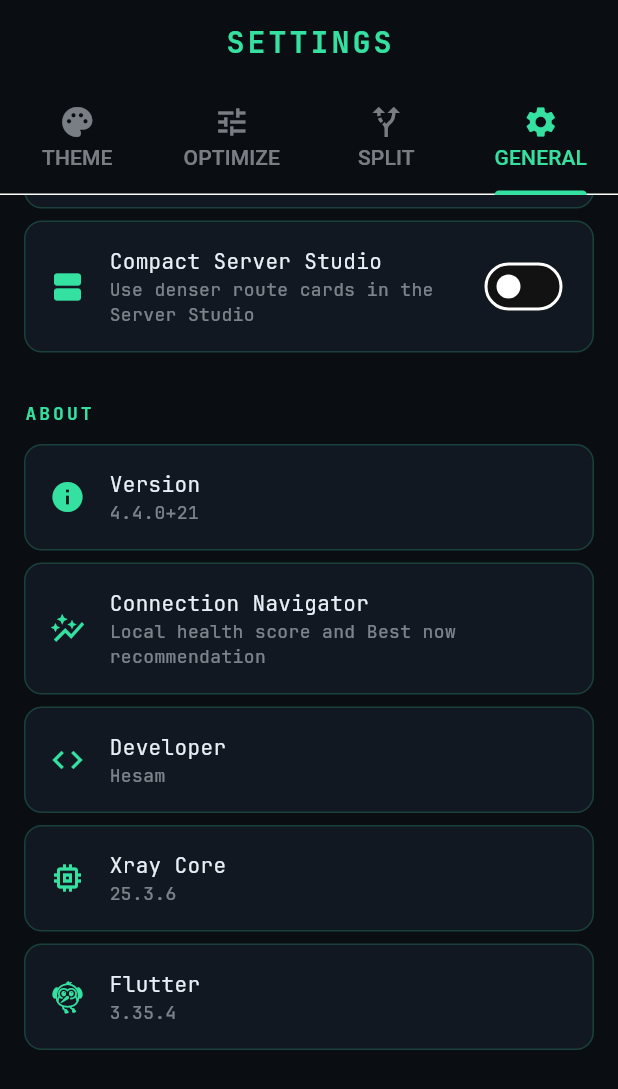
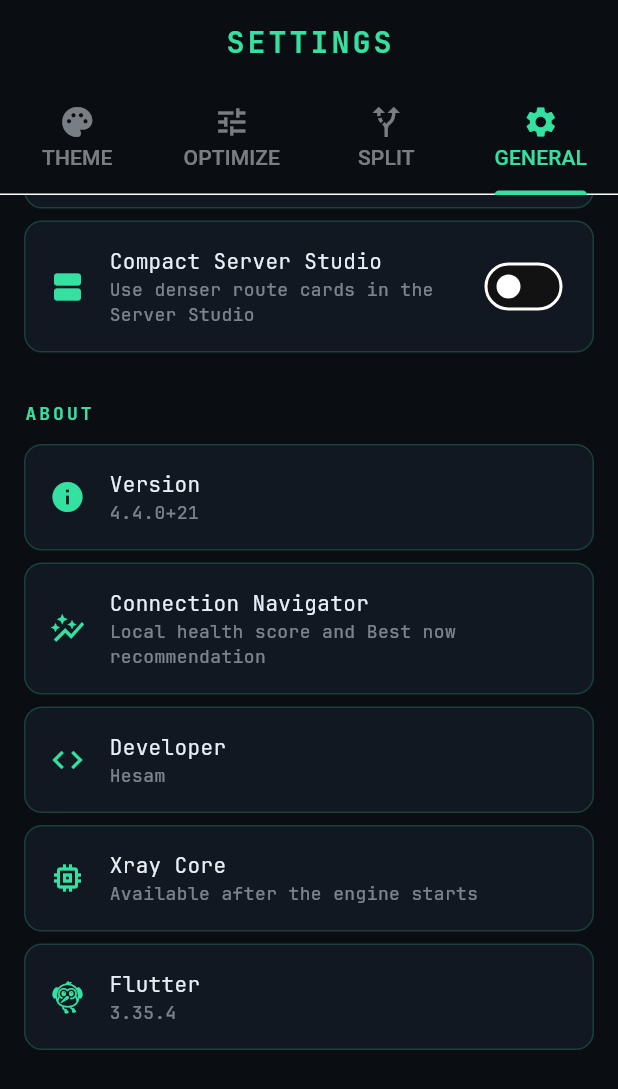
Before and after one commit to hesaaam/hesam-void, a Flutter app: the SettingsScreen screen opened directly, tab 4 chosen, scrolled down 267 dp, on a phone screen of 412 x 824 dp. Shown: the top 1089 px of the screen. Run offline on Flutter 3.47's test engine with Material 3 defaults, Android fonts, the phone set to English and light mode, and no system bars; our stand-ins replace flutter_animate, flutter_secure_storage, hive, hive_flutter, package_info_plus, qr_flutter; missing offline and left inert: dartssh2, flutter_v2ray, mobile_scanner; accounts and stored records are empty.

Commit message:
feat: run current Xray profiles natively and show the real core version
Remove the downgrade translations and the XHTTP refusal needed by the
old core. Settings shows the Xray version reported by the engine.

```diff
--- a/lib/screens/settings_screen.dart
+++ b/lib/screens/settings_screen.dart
@@ -1,4 +1,5 @@
 import 'package:flutter/material.dart';
+import '../services/vpn_service.dart';
 import 'package:package_info_plus/package_info_plus.dart';
 import '../utils/theme_manager.dart';
 import '../services/haptic_service.dart';
@@ -768,7 +769,7 @@ class _SettingsScreenState extends State<SettingsScreen>
         _buildSettingCard(
           icon: Icons.memory,
           title: 'Xray Core',
-          subtitle: '25.3.6',
+          subtitle: coreVersionLabel(VpnService().coreVersion),
           theme: theme,
         ),
         _buildSettingCard(
--- a/lib/services/vpn_service.dart
+++ b/lib/services/vpn_service.dart
@@ -18,6 +18,20 @@ enum TunnelCheck { idle, checking, verified, failed }
 /// Error text recorded when the tunnel is up but no request passes through it.
 const String kTunnelNoInternetError =
     'Connected, but no internet passed through the tunnel.';
+
+/// Readable core version from the engine's own report, e.g. "26.7.28".
+///
+/// The engine answers with text such as "Lib v40, Xray-core v26.7.28"; only
+/// the Xray part is shown. Before the engine has started, nothing is known.
+String coreVersionLabel(String? raw) {
+  final text = raw?.trim() ?? '';
+  if (text.isEmpty) return 'Available after the engine starts';
+  final match = RegExp(
+    r'Xray-core\s*v?([0-9]+(?:\.[0-9]+)+)',
+    caseSensitive: false,
+  ).firstMatch(text);
+  return match?.group(1) ?? text;
+}
 
 /// Error text recorded when the engine never reports a started tunnel.
 const String kEngineStartTimeoutError =
```
Also changed, not shown: lib/services/connection_error_explainer.dart (+0 -8 lines), lib/services/xray_json_config.dart (+0 -31 lines), 2 other files.
